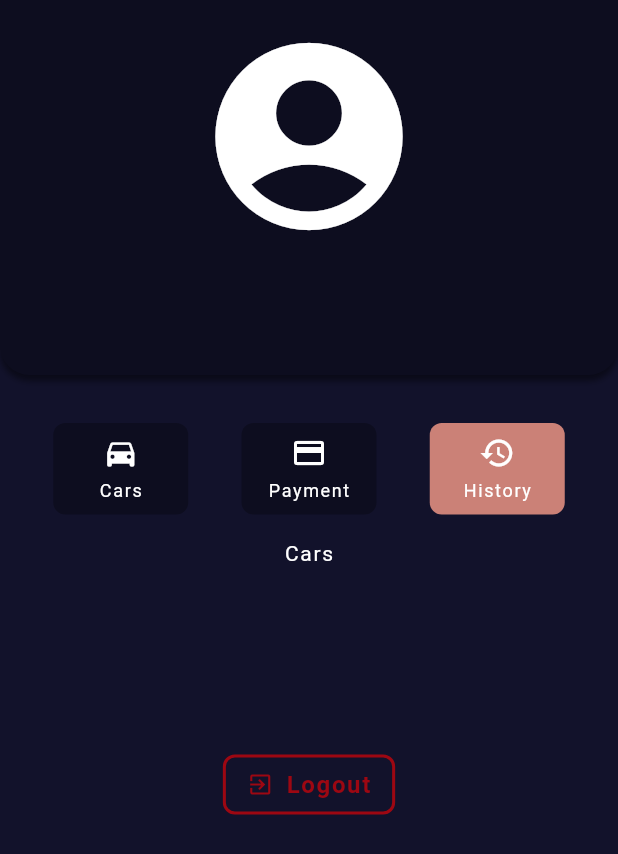
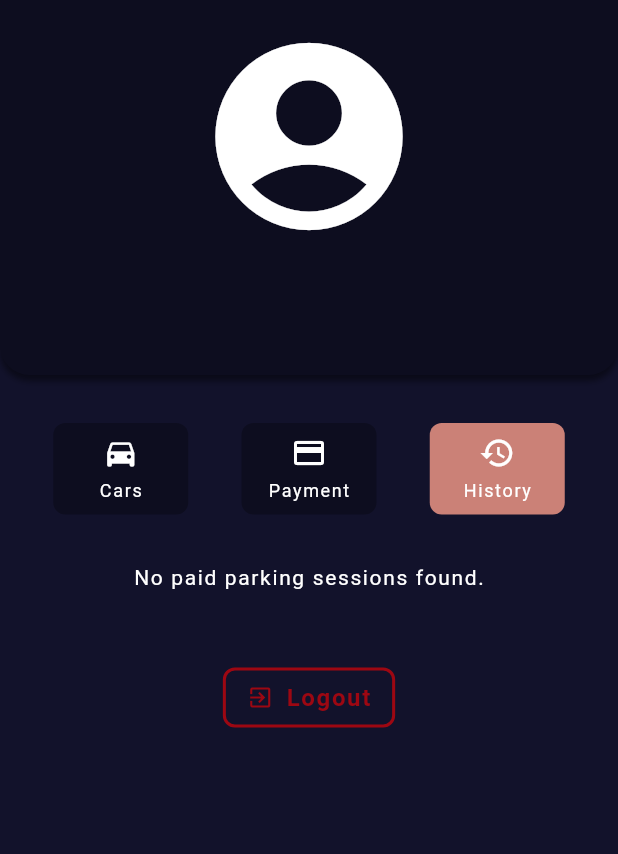
Before and after one commit to DanceaRadu/SwiftParkMobile, a Flutter app: the ProfilePage screen opened directly, after a tap on "Payment", after a tap on "History", on a phone screen of 412 x 824 dp. Shown: the top 854 px of the screen. Run offline on Flutter 3.47's test engine with Material 3 defaults, Android fonts, the phone set to English and light mode, and no system bars; our stand-ins replace cloud_firestore, cloud_functions, firebase_auth, firebase_core, flutter_map, flutter_riverpod and 2 more; missing offline and left inert: flutter_stripe; accounts and stored records are empty; generated files the repository leaves out were written again.

Commit message:
Fixed some of the UI.

```diff
--- a/lib/pages/profile_page/cars.dart
+++ b/lib/pages/profile_page/cars.dart
@@ -110,7 +110,6 @@ class CarsState extends ConsumerState<Cars> {
     );
   }
 
-
   @override
   Widget build(BuildContext context) {
     User? currentUser = FirebaseAuth.instance.currentUser;
--- /dev/null
+++ b/lib/pages/profile_page/history_tab.dart
@@ -0,0 +1,39 @@
+import 'package:firebase_auth/firebase_auth.dart';
+import 'package:flutter/cupertino.dart';
+import 'package:flutter/material.dart';
+import 'package:flutter_riverpod/flutter_riverpod.dart';
+import 'package:swift_park/widgets/parking_sessions/paid_parking_sessions_list.dart';
+
+import '../../providers/car_provider.dart';
+import '../../widgets/parking_sessions/parking_session_list.dart';
+
+class HistoryTab extends ConsumerWidget {
+  const HistoryTab({super.key});
+
+  @override
+  Widget build(BuildContext context,  WidgetRef ref) {
+
+    User? currentUser = FirebaseAuth.instance.currentUser;
+    if (currentUser == null) {
+      return const Center(child: Text('No user is logged in.'));
+    }
+    final carsAsyncValue = ref.watch(userCarsProvider(currentUser.uid));
+
+    return carsAsyncValue.when(
+        data: (cars) {
+          return Padding(
+            padding: const EdgeInsets.all(16.0),
+            child: PaidParkingSessionList(
+              licencePlates: cars.map((car) => car.licensePlate).toList(),
+            ),
+          );
+        },
+        error: (error, stackTrace) {
+          return Center(child: Text('Error: $error'));
+        },
+        loading: () {
+          return const Center(child: CircularProgressIndicator());
+        },
+    );
+  }
+}
--- a/lib/pages/profile_page/profile_page.dart
+++ b/lib/pages/profile_page/profile_page.dart
@@ -1,6 +1,7 @@
 import 'package:firebase_auth/firebase_auth.dart';
 import 'package:flutter/material.dart';
 import 'package:swift_park/pages/profile_page/cars.dart';
+import 'package:swift_park/pages/profile_page/history_tab.dart';
 import 'package:swift_park/pages/profile_page/profile_info.dart';
 import 'package:swift_park/pages/profile_page/tab_selector.dart';
 import 'package:swift_park/widgets/logout_button.dart';
@@ -31,7 +32,7 @@ class _ProfilePageState extends State<ProfilePage> {
       case 1:
         return const Text("Payments");
       default:
-        return const Text("Cars");
+        return const HistoryTab();
     }
   }
 
@@ -72,8 +73,7 @@ class _ProfilePageState extends State<ProfilePage> {
                 ProfileTabSelector(selectedIndex: selectedIndex, onTap: onTap),
                 const SizedBox(height: 16),
                 renderedTab,
-                const SizedBox(height: 20),
-                const SizedBox(height: 100),
+                const SizedBox(height: 30),
                 const LogoutButton(),
                 const SizedBox(height: 15),
               ],
--- a/lib/providers/car_provider.dart
+++ b/lib/providers/car_provider.dart
@@ -3,18 +3,15 @@ import 'package:cloud_firestore/cloud_firestore.dart';
 import '../models/car_model.dart';
 import '../service/car_service.dart';
 
-// Provider to create an instance of CarService
 final carServiceProvider = Provider<CarService>((ref) {
   return CarService(FirebaseFirestore.instance);
 });
 
-// StreamProvider to fetch the list of cars for a user in real-time
 final userCarsProvider = StreamProvider.autoDispose.family<List<Car>, String>((ref, userId) {
   final carService = ref.watch(carServiceProvider);
   return carService.getCarsByUserId(userId);
 });
 
-// Provider to handle adding a car
 final addCarProvider = Provider((ref) {
   final carService = ref.watch(carServiceProvider);
   return (String userId, Car car) async {
--- a/lib/providers/parking_session_provider.dart
+++ b/lib/providers/parking_session_provider.dart
@@ -9,3 +9,8 @@ final userParkingSessionsProvider = StreamProvider.autoDispose.family<List<Parki
   final parkingSessionService = ref.watch(parkingSessionServiceProvider);
   return parkingSessionService.getParkingSessionsFromLicensePlates(params);
 });
+
+final userPaidParkingSessionsProvider = StreamProvider.autoDispose.family<List<ParkingSession>, List<String>>((ref, licencePlates) {
+  final parkingSessionService = ref.watch(parkingSessionServiceProvider);
+  return parkingSessionService.getPaidParkingSessionsFromLicensePlates(licencePlates);
+});
--- a/lib/service/parking_session_service.dart
+++ b/lib/service/parking_session_service.dart
@@ -18,4 +18,15 @@ class ParkingSessionService {
         .map((doc) => ParkingSession.fromJson(doc.data(), doc.id))
         .toList());
   }
+
+  Stream<List<ParkingSession>> getPaidParkingSessionsFromLicensePlates(List<String> licensePlates) {
+    return _firestore
+        .collection('parking_sessions')
+        .where('licensePlate', whereIn: licensePlates)
+        .where('isPaid', isEqualTo: true)
+        .snapshots()
+        .map((snapshot) => snapshot.docs
+        .map((doc) => ParkingSession.fromJson(doc.data(), doc.id))
+        .toList());
+  }
 }
--- /dev/null
+++ b/lib/widgets/parking_sessions/paid_parking_sessions_list.dart
@@ -0,0 +1,27 @@
+import 'package:flutter/cupertino.dart';
+import 'package:flutter_riverpod/flutter_riverpod.dart';
+import 'package:swift_park/widgets/parking_sessions/parking_session_card.dart';
+import '../../providers/parking_session_provider.dart';
+
+class PaidParkingSessionList extends ConsumerWidget {
+  final List<String> licencePlates;
+
+  const PaidParkingSessionList({super.key, required this.licencePlates});
+
+  @override
+  Widget build(BuildContext context, WidgetRef ref) {
+    final parkingSessions = ref.watch(userPaidParkingSessionsProvider(licencePlates));
+
+    return parkingSessions.when(
+      data: (sessionList) => sessionList.isEmpty
+          ? const Center(child: Text('No paid parking sessions found.'))
+          : Column(
+            children: sessionList
+                .map((session) => ParkingSessionCard(parkingSession: session, onPay: () {}))
+                .toList(),
+          ),
+      loading: () => const Center(child: CupertinoActivityIndicator()),
+      error: (error, stackTrace) => Center(child: Text('Error: $error')),
+    );
+  }
+}
```
Also changed, not shown: lib/pages/payment_page/payment_page.dart (+9 -12 lines), lib/widgets/parking_sessions/parking_session_card.dart (renamed from lib/widgets/parking_sessions/unpaid_parking_session_card.dart, +7 -6 lines), lib/widgets/parking_sessions/parking_session_list.dart (+5 -8 lines).
